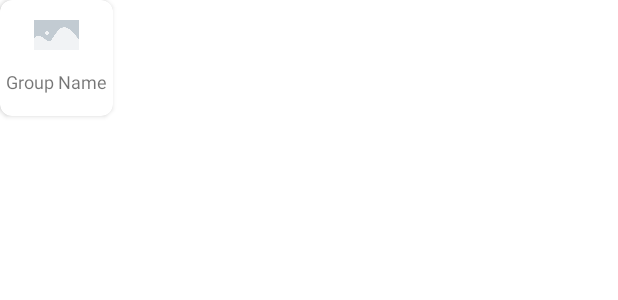
After one commit to diosvo/LTDD_TH109-C91A_VoThiMyNhung, an Android app: the layout home_category_item.xml on its own in the app's theme, with its tools: preview values and no code run, on a phone screen of 412 x 824 dp. The commit adds this screen. Shown: the top 300 px of the screen. Run offline under Robolectric (Android 15) with nearby library versions, the light colour scheme and no system bars.

Commit message:
- Update Category Home: view, adapter, fetch data

```diff
--- a/app/src/main/res/drawable/home_category_border.xml
+++ b/app/src/main/res/drawable/home_category_border.xml
@@ -1,4 +1,8 @@
-<?xml version="1.0" encoding="utf-8"?>
-<selector xmlns:android="http://schemas.android.com/apk/res/android">
-
-</selector>
+<shape xmlns:android="http://schemas.android.com/apk/res/android"
+    android:shape="rectangle">
+    <solid android:color="@android:color/white" />
+    <stroke
+        android:width="1dip"
+        android:color="@color/dark_gray" />
+    <corners android:radius="8dp"></corners>
+</shape>
--- a/app/src/main/res/layout/fragment_home.xml
+++ b/app/src/main/res/layout/fragment_home.xml
@@ -115,7 +115,7 @@
             <androidx.recyclerview.widget.RecyclerView
                 android:id="@+id/home_category"
                 android:layout_width="match_parent"
-                android:layout_height="90dp" />
+                android:layout_height="80dp" />
         </LinearLayout>
 
         <!-- Recommend Products -->
--- /dev/null
+++ b/app/src/main/res/layout/home_category_item.xml
@@ -0,0 +1,36 @@
+<?xml version="1.0" encoding="utf-8"?>
+<androidx.cardview.widget.CardView xmlns:android="http://schemas.android.com/apk/res/android"
+    xmlns:app="http://schemas.android.com/apk/res-auto"
+    android:layout_width="75dp"
+    android:layout_height="77dp"
+    android:layout_marginRight="8dp"
+    android:background="@drawable/home_category_border"
+    android:padding="8dp"
+    app:cardCornerRadius="8dp">
+
+    <LinearLayout
+        android:layout_width="match_parent"
+        android:layout_height="match_parent"
+        android:gravity="center_horizontal"
+        android:orientation="vertical">
+
+        <ImageView
+            android:id="@+id/home_cat_img"
+            android:layout_width="30dp"
+            android:layout_height="30dp"
+            android:layout_marginTop="8dp"
+            android:src="@mipmap/placeholder" />
+
+        <TextView
+            android:id="@+id/home_cat_name"
+            android:layout_width="wrap_content"
+            android:layout_height="wrap_content"
+            android:layout_marginTop="8dp"
+            android:lines="2"
+            android:layout_marginBottom="2dp"
+            android:textSize="12sp"
+            android:text="Group Name"
+            android:textAlignment="center" />
+    </LinearLayout>
+
+</androidx.cardview.widget.CardView>
--- a/app/src/main/res/layout/popular_products.xml
+++ b/app/src/main/res/layout/popular_products.xml
@@ -78,6 +78,6 @@
         android:paddingHorizontal="4dp"
         android:paddingVertical="2dp"
         android:text="Sữa"
-        android:textColor="@color/dark_gray"
+        android:textColor="#3f3f3f"
         android:textSize="11dp" />
 </androidx.cardview.widget.CardView>
```
Also changed, not shown: app/src/main/java/com/dv/grocery/adapters/HomeCategoryAdapter.java (added, +56 -0 lines), app/src/main/java/com/dv/grocery/models/HomeCategoryModel.java (added, +40 -0 lines), app/src/main/java/com/dv/grocery/ui/home/HomeFragment.java (+45 -11 lines).
